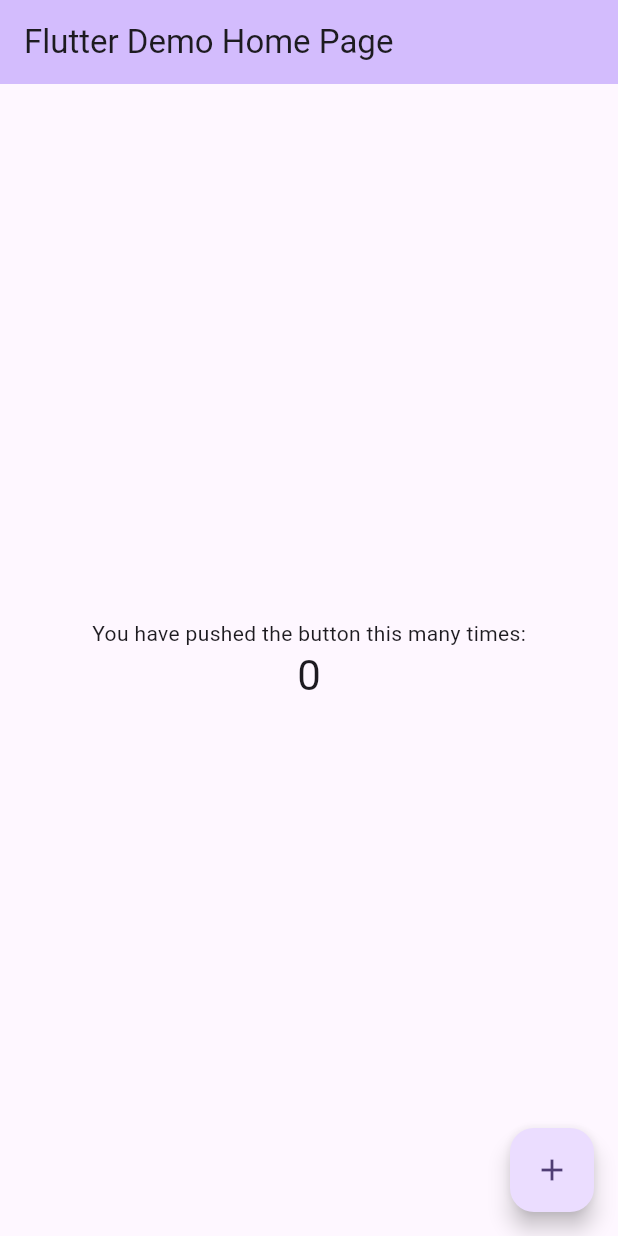
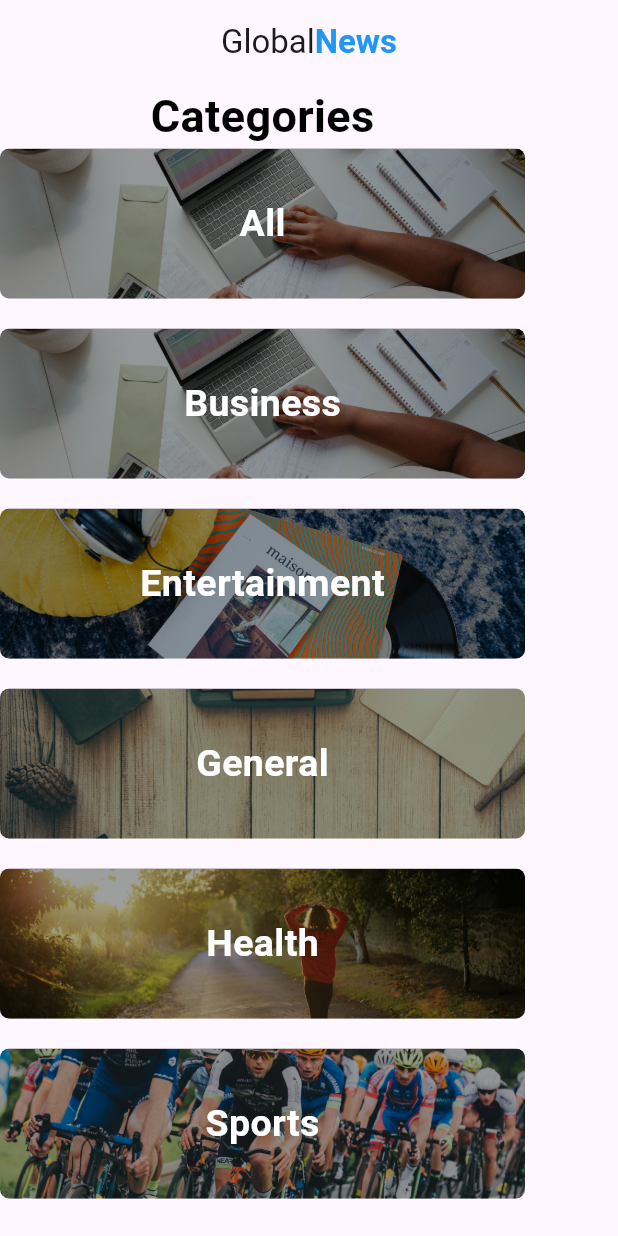
Before and after one commit to Nethsarani/news_app, a Flutter app: the screen it shows after launch, on a phone screen of 412 x 824 dp. Run offline on Flutter 3.47's test engine with Material 3 defaults, Android fonts, the phone set to English and light mode, and no system bars; our stand-ins replace sqflite; accounts and stored records are empty.

```diff
--- /dev/null
+++ b/lib/Category.dart
@@ -0,0 +1,41 @@
+class CategoryModel{
+  String? categoryName;
+  String? image;
+}
+
+List<CategoryModel> getCategories() {
+  List<CategoryModel> category = [];
+  CategoryModel categoryModel = new CategoryModel();
+
+  categoryModel.categoryName = "All";
+  categoryModel.image = "images/business.jpg";
+  category.add(categoryModel);
+  categoryModel = new CategoryModel();
+
+  categoryModel.categoryName = "Business";
+  categoryModel.image = "images/business.jpg";
+  category.add(categoryModel);
+  categoryModel = new CategoryModel();
+
+  categoryModel.categoryName = "Entertainment";
+  categoryModel.image = "images/entertainment.jpg";
+  category.add(categoryModel);
+  categoryModel = new CategoryModel();
+
+  categoryModel.categoryName = "General";
+  categoryModel.image = "images/general.jpg";
+  category.add(categoryModel);
+  categoryModel = new CategoryModel();
+
+  categoryModel.categoryName = "Health";
+  categoryModel.image = "images/health.jpg";
+  category.add(categoryModel);
+  categoryModel = new CategoryModel();
+
+  categoryModel.categoryName = "Sports";
+  categoryModel.image = "images/sport.jpg";
+  category.add(categoryModel);
+  categoryModel = new CategoryModel();
+
+  return category;
+}
--- a/lib/DatabaseHandler.dart
+++ b/lib/DatabaseHandler.dart
@@ -1,6 +1,6 @@
-import	'package:sqlite/sqlite.dart';
+import 'package:sqflite/sqflite.dart';
 import	'package:path/path.dart';
-import	'package:sql lite/user.dart';
+import	'package:news_app/User.dart';
 
 class	DatabaseHandler	{
   Future<Database>	initializeDB()	async	{
--- a/lib/HomePage.dart
+++ b/lib/HomePage.dart
@@ -0,0 +1,124 @@
+import 'package:flutter/material.dart';
+import 'package:news_app/Category.dart';
+import 'package:news_app/category_news.dart';
+
+class HomePage extends StatefulWidget {
+  const HomePage({super.key});
+
+
+  @override
+  State<HomePage> createState() => _HomePageState();
+}
+
+class _HomePageState extends State<HomePage> {
+
+  List<CategoryModel> categories = [];
+  bool _loading = true;
+
+  @override
+  void initState() {
+    categories = getCategories();
+    setState(() {
+      _loading = false;
+    });
+    super.initState();
+  }
+
+  @override
+  Widget build(BuildContext context) {
+    // TODO: implement build
+    return Scaffold(
+        appBar: AppBar(
+          title: const Row(
+            mainAxisAlignment: MainAxisAlignment.center,
+            children: [
+              Text("Global"),
+              Text("News",
+                style: TextStyle(color: Colors.blue, fontWeight: FontWeight.bold),
+              )
+            ],
+          ),
+          centerTitle: true,
+          elevation: 0.0,
+        ),
+
+        body: _loading ? Center(child: CircularProgressIndicator())
+            : SingleChildScrollView(
+                child: Column(
+                  crossAxisAlignment: CrossAxisAlignment.center,
+                  children: [
+                    Text("Categories",
+                      style: TextStyle(
+                        color: Colors.black,
+                        fontWeight: FontWeight.bold,
+                        fontSize: 30.0),),
+                    Container(
+                      width: 350,
+                      //margin: EdgeInsets.only(left: 25.0),
+                      child: ListView.builder(
+                          shrinkWrap: true,
+                          scrollDirection: Axis.vertical,
+                          itemCount: categories.length,
+                          itemBuilder: (context, index) {
+                            return CategoryTile(
+                              image: categories[index].image,
+                              categoryName: categories[index].categoryName,
+                            );
+                          }),
+                    )
+
+                ]
+                )
+              )
+
+    );
+  }
+}
+
+
+class CategoryTile extends StatelessWidget {
+  final image, categoryName;
+  CategoryTile({this.categoryName, this.image});
+
+  @override
+  Widget build(BuildContext context) {
+    return GestureDetector(
+      onTap: (){
+        Navigator.push(context, MaterialPageRoute(builder: (context)=> CategoryNews(name: categoryName)));
+      },
+      child: Container(
+        margin: EdgeInsets.only(bottom: 20),
+        child: Stack(
+          children: [
+            ClipRRect(
+              borderRadius: BorderRadius.circular(6),
+              child: Image.asset(
+                image,
+                height: 100,
+                width: 350,
+                fit: BoxFit.cover,
+              ),
+            ),
+            Container(
+              height: 100,
+              width: 350,
+              decoration: BoxDecoration(
+                borderRadius: BorderRadius.circular(6),
+                color: Colors.black38,
+              ),
+              child: Center(
+                  child: Text(
+                    categoryName,
+                    style: TextStyle(
+                        color: Colors.white,
+                        fontSize: 25,
+                        fontWeight: FontWeight.bold),
+                  )),
+            ),
+
+          ],
+        ),
+      ),
+    );
+  }
+}
--- a/lib/main.dart
+++ b/lib/main.dart
@@ -1,4 +1,5 @@
 import 'package:flutter/material.dart';
+import 'package:news_app/HomePage.dart';
 
 void main() {
   runApp(const MyApp());
@@ -13,25 +14,11 @@ class MyApp extends StatelessWidget {
     return MaterialApp(
       title: 'Flutter Demo',
       theme: ThemeData(
-        // This is the theme of your application.
-        //
-        // TRY THIS: Try running your application with "flutter run". You'll see
-        // the application has a blue toolbar. Then, without quitting the app,
-        // try changing the seedColor in the colorScheme below to Colors.green
-        // and then invoke "hot reload" (save your changes or press the "hot
-        // reload" button in a Flutter-supported IDE, or press "r" if you used
-        // the command line to start the app).
-        //
-        // Notice that the counter didn't reset back to zero; the application
-        // state is not lost during the reload. To reset the state, use hot
-        // restart instead.
-        //
-        // This works for code too, not just values: Most code changes can be
-        // tested with just a hot reload.
+
         colorScheme: ColorScheme.fromSeed(seedColor: Colors.deepPurple),
         useMaterial3: true,
       ),
-      home: const MyHomePage(title: 'Flutter Demo Home Page'),
+      home: const HomePage(),
     );
   }
 }
@@ -56,39 +43,18 @@ class _MyHomePageState extends State<MyHomePage> {
 
   @override
   Widget build(BuildContext context) {
-    // This method is rerun every time setState is called, for instance as done
-    // by the _incrementCounter method above.
-    //
-    // The Flutter framework has been optimized to make rerunning build methods
-    // fast, so that you can just rebuild anything that needs updating rather
-    // than having to individually change instances of widgets.
+
     return Scaffold(
       appBar: AppBar(
-        // TRY THIS: Try changing the color here to a specific color (to
-        // Colors.amber, perhaps?) and trigger a hot reload to see the AppBar
-        // change color while the other colors stay the same.
+
         backgroundColor: Theme.of(context).colorScheme.inversePrimary,
-        // Here we take the value from the MyHomePage object that was created by
-        // the App.build method, and use it to set our appbar title.
+
         title: Text(widget.title),
       ),
       body: Center(
-        // Center is a layout widget. It takes a single child and positions it
-        // in the middle of the parent.
+
         child: Column(
-          // Column is also a layout widget. It takes a list of children and
-          // arranges them vertically. By default, it sizes itself to fit its
-          // children horizontally, and tries to be as tall as its parent.
-          //
-          // Column has various properties to control how it sizes itself and
-          // how it positions its children. Here we use mainAxisAlignment to
-          // center the children vertically; the main axis here is the vertical
-          // axis because Columns are vertical (the cross axis would be
-          // horizontal).
-          //
-          // TRY THIS: Invoke "debug painting" (choose the "Toggle Debug Paint"
-          // action in the IDE, or press "p" in the console), to see the
-          // wireframe for each widget.
+
           mainAxisAlignment: MainAxisAlignment.center,
           children: <Widget>[
             const Text(
@@ -105,7 +71,7 @@ class _MyHomePageState extends State<MyHomePage> {
         onPressed: _incrementCounter,
         tooltip: 'Increment',
         child: const Icon(Icons.add),
-      ), // This trailing comma makes auto-formatting nicer for build methods.
+      ),
     );
   }
 }
```
Also changed, not shown: lib/LoginPage.dart (+18 -41 lines), lib/NewsModel.dart (added, +42 -0 lines), lib/RegisterPage.dart (+80 -55 lines), lib/User.dart (added, +28 -0 lines), lib/category_news.dart (added, +100 -0 lines), pubspec.yaml (+7 -3 lines), images/building.jpg (added), images/business.jpg (added), images/entertainment.jpg (added), images/general.jpg (added), images/health.jpg (added), images/science.jpg (added), images/sport.jpg (added), pubspec.lock.
